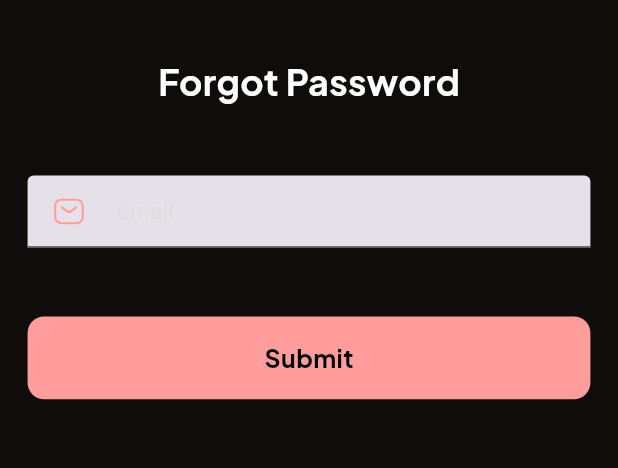
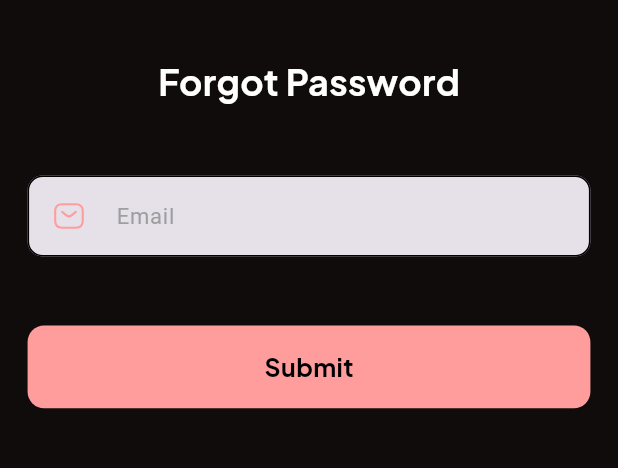
Before and after one commit to Naimish-Kumar/pods-10, a Flutter app: the ForgotPassword screen opened by its route, on a phone screen of 412 x 824 dp, the part 190-658 px from its top. Run offline on Flutter 3.47's test engine with Material 3 defaults, Android fonts, the phone set to English and light mode, and no system bars; our stand-ins replace carousel_slider, country_code_picker, flutter_screenutil, flutter_svg, fluttertoast, get and 5 more; missing offline and left inert: audio_waveforms, flutter_share; accounts and stored records are empty.

Commit message:
ui updated

```diff
--- a/lib/dialog/library_dialog.dart
+++ b/lib/dialog/library_dialog.dart
@@ -1,12 +1,10 @@
 import 'package:flutter/material.dart';
 import 'package:flutter_screenutil/flutter_screenutil.dart';
 import 'package:flutter_share/flutter_share.dart';
-
 import 'package:get/get.dart';
 import 'package:music_podcast/controller/controller.dart';
 import 'package:music_podcast/util/color_category.dart';
 import 'package:music_podcast/util/constant_widget.dart';
-
 import '../routes/app_routes.dart';
 import '../util/constant.dart';
 
@@ -31,7 +29,7 @@ class _LibraryDialogState extends State<LibraryDialog> {
           padding: EdgeInsets.symmetric(horizontal: 20.h),
           decoration: BoxDecoration(
               color: lightBg,
-              borderRadius: BorderRadius.vertical(top: Radius.circular(22.h))),
+              borderRadius: BorderRadius.vertical(top: Radius.circular(22.h),),),
           child: Column(
             children: [
               getVerSpace(30.h),
--- a/lib/routes/app_pages.dart
+++ b/lib/routes/app_pages.dart
@@ -18,7 +18,6 @@ import 'package:music_podcast/view/popular_podcast/popular_podcast_list.dart';
 import 'package:music_podcast/view/profile/my_profile.dart';
 import 'package:music_podcast/view/profile/privacy_screen.dart';
 import 'package:music_podcast/view/profile/term_condition_screen.dart';
-import 'package:music_podcast/view/search/search_screen.dart';
 import 'package:music_podcast/view/trending_podcast/trending_podcast_list.dart';
 
 import '../splash_screen.dart';
--- a/lib/util/constant_widget.dart
+++ b/lib/util/constant_widget.dart
@@ -346,26 +346,23 @@ Widget defaultTextField(
     obscureText: isPass,
     controller: controller,
     style: TextStyle(
-        color: hintColor, fontSize: 16.sp, fontWeight: FontWeight.w400),
+        color: Colors.black, fontSize: 16.sp, fontWeight: FontWeight.w400),
     decoration: InputDecoration(
       hintText: hint,
       hintStyle: TextStyle(
-          color: hintColor, fontSize: 16.sp, fontWeight: FontWeight.w400),
-      border: UnderlineInputBorder(
-        borderSide: BorderSide(color: dividerColor, width: 1.h),
-      ),
-      enabledBorder: UnderlineInputBorder(
-        borderSide: BorderSide(color: dividerColor, width: 1.h),
-      ),
-      focusedBorder: UnderlineInputBorder(
-        borderSide: BorderSide(color: accentColor, width: 1.h),
-      ),
-      errorBorder: UnderlineInputBorder(
-        borderSide: BorderSide(color: errorColor, width: 1.h),
-      ),
-      focusedErrorBorder: UnderlineInputBorder(
-        borderSide: BorderSide(color: errorColor, width: 1.h),
-      ),
+          color: Colors.grey, fontSize: 16.sp, fontWeight: FontWeight.w400),
+      border: OutlineInputBorder(borderRadius: BorderRadius.circular(10)),
+      enabledBorder:
+          OutlineInputBorder(borderRadius: BorderRadius.circular(10)),
+      // focusedBorder: UnderlineInputBorder(
+      //   borderSide: BorderSide(color: accentColor, width: 1.h),
+      // ),
+      // errorBorder: UnderlineInputBorder(
+      //   borderSide: BorderSide(color: errorColor, width: 1.h),
+      // ),
+      // focusedErrorBorder: UnderlineInputBorder(
+      //   borderSide: BorderSide(color: errorColor, width: 1.h),
+      // ),
       errorStyle: TextStyle(
           color: errorColor, fontSize: 12.sp, fontWeight: FontWeight.w400),
       prefixIcon: getSvgImage(prefixImage, width: 24.h, height: 24.h)
@@ -448,21 +445,24 @@ Widget getCountryTextFiled(BuildContext context,
       hintText: hint,
       hintStyle: TextStyle(
           color: hintColor, fontSize: 16.sp, fontWeight: FontWeight.w400),
-      border: UnderlineInputBorder(
-        borderSide: BorderSide(color: dividerColor, width: 1.h),
-      ),
-      enabledBorder: UnderlineInputBorder(
-        borderSide: BorderSide(color: dividerColor, width: 1.h),
-      ),
-      focusedBorder: UnderlineInputBorder(
-        borderSide: BorderSide(color: accentColor, width: 1.h),
-      ),
-      errorBorder: UnderlineInputBorder(
-        borderSide: BorderSide(color: errorColor, width: 1.h),
-      ),
-      focusedErrorBorder: UnderlineInputBorder(
-        borderSide: BorderSide(color: errorColor, width: 1.h),
-      ),
+      border: OutlineInputBorder(borderRadius: BorderRadius.circular(10)),
+      enabledBorder:
+          OutlineInputBorder(borderRadius: BorderRadius.circular(10)),
+      // border: UnderlineInputBorder(
+      //   borderSide: BorderSide(color: dividerColor, width: 1.h),
+      // ),
+      // enabledBorder: UnderlineInputBorder(
+      //   borderSide: BorderSide(color: dividerColor, width: 1.h),
+      // ),
+      // focusedBorder: UnderlineInputBorder(
+      //   borderSide: BorderSide(color: accentColor, width: 1.h),
+      // ),
+      // errorBorder: UnderlineInputBorder(
+      //   borderSide: BorderSide(color: errorColor, width: 1.h),
+      // ),
+      // focusedErrorBorder: UnderlineInputBorder(
+      //   borderSide: BorderSide(color: errorColor, width: 1.h),
+      // ),
       errorStyle: TextStyle(
           color: errorColor, fontSize: 12.sp, fontWeight: FontWeight.w400),
       prefixIcon: Row(
@@ -534,12 +534,14 @@ Widget getToolbarWithIcon(Function function) {
   return Stack(alignment: Alignment.topCenter, children: [
     getAssetImage("splash_logo.png", height: 88.h, width: 68.h),
     Align(
-        alignment: Alignment.topLeft,
-        child: GestureDetector(
-            onTap: () {
-              function();
-            },
-            child: getSvgImage("arrow_back.svg", width: 24.h, height: 24.h)))
+      alignment: Alignment.topLeft,
+      child: GestureDetector(
+        onTap: () {
+          function();
+        },
+        child: getSvgImage("arrow_back.svg", width: 24.h, height: 24.h),
+      ),
+    )
   ]);
 }
 
--- a/lib/util/device_util.dart
+++ b/lib/util/device_util.dart
@@ -2,7 +2,7 @@ import 'package:flutter/material.dart';
 
 class DeviceUtil {
   static String get _getDeviceType {
-    final data = MediaQueryData.fromWindow(WidgetsBinding.instance.window);
+    final data = MediaQueryData.fromView(WidgetsBinding.instance.window);
     return data.size.shortestSide < 550 ? 'phone' : 'tablet';
   }
 
--- a/lib/view/login/login_screen.dart
+++ b/lib/view/login/login_screen.dart
@@ -28,7 +28,6 @@ class _LoginScreenState extends State<LoginScreen>
 
   @override
   void initState() {
-    // TODO: implement initState
     super.initState();
     tabController = TabController(length: 2, vsync: this);
     pController = PageController();
@@ -36,7 +35,6 @@ class _LoginScreenState extends State<LoginScreen>
 
   @override
   void dispose() {
-    // TODO: implement dispose
     super.dispose();
     tabController.dispose();
   }
--- a/lib/view/login/tab_signIn.dart
+++ b/lib/view/login/tab_signIn.dart
@@ -39,6 +39,7 @@ class _TabSignInState extends State<TabSignIn> {
       child: Column(
         children: [
           defaultTextField(
+
               context, emailController, "Email Address", "email.svg",
               validator: (email) {
             if (email == null || email.isEmpty) {
--- a/lib/view/login/verification_screen.dart
+++ b/lib/view/login/verification_screen.dart
@@ -7,7 +7,6 @@ import 'package:pinput/pinput.dart';
 
 import '../../dialog/account_create_dialog.dart';
 import '../../util/color_category.dart';
-import '../../util/constant.dart';
 import '../../util/constant_widget.dart';
 
 class VerificationScreen extends StatefulWidget {
```
Also changed, not shown: lib/util/selection_dialog.dart (+7 -8 lines), lib/view/login/tab_signUp.dart (+4 -4 lines), pubspec.yaml (+3 -56 lines), pubspec.lock.
